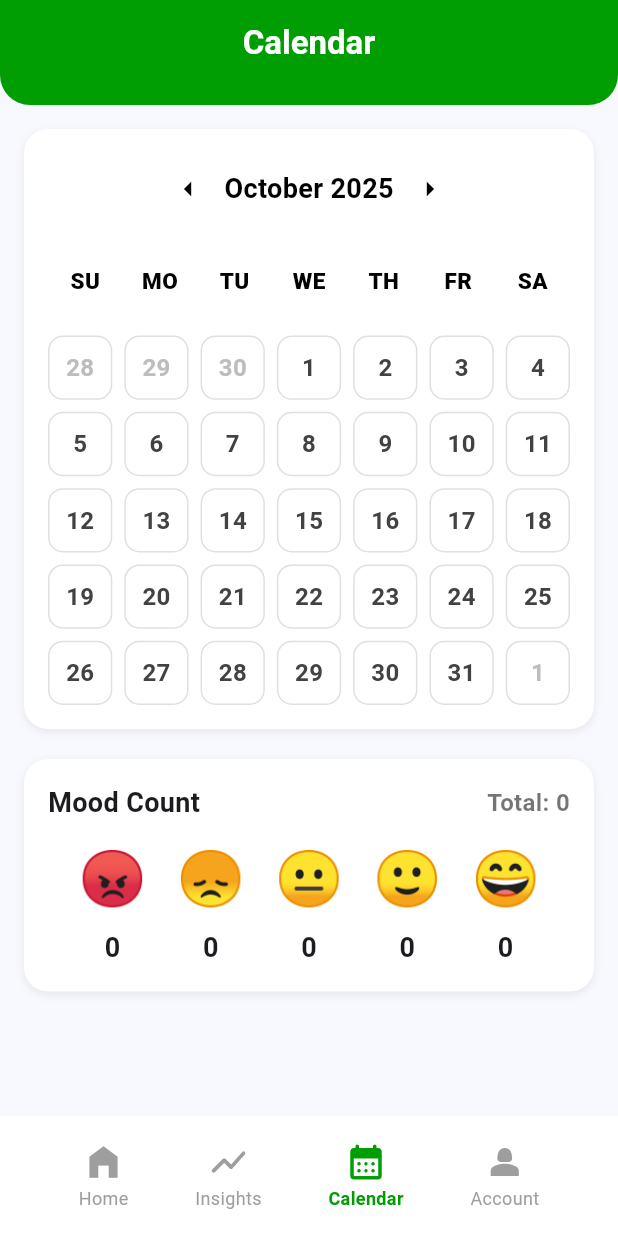
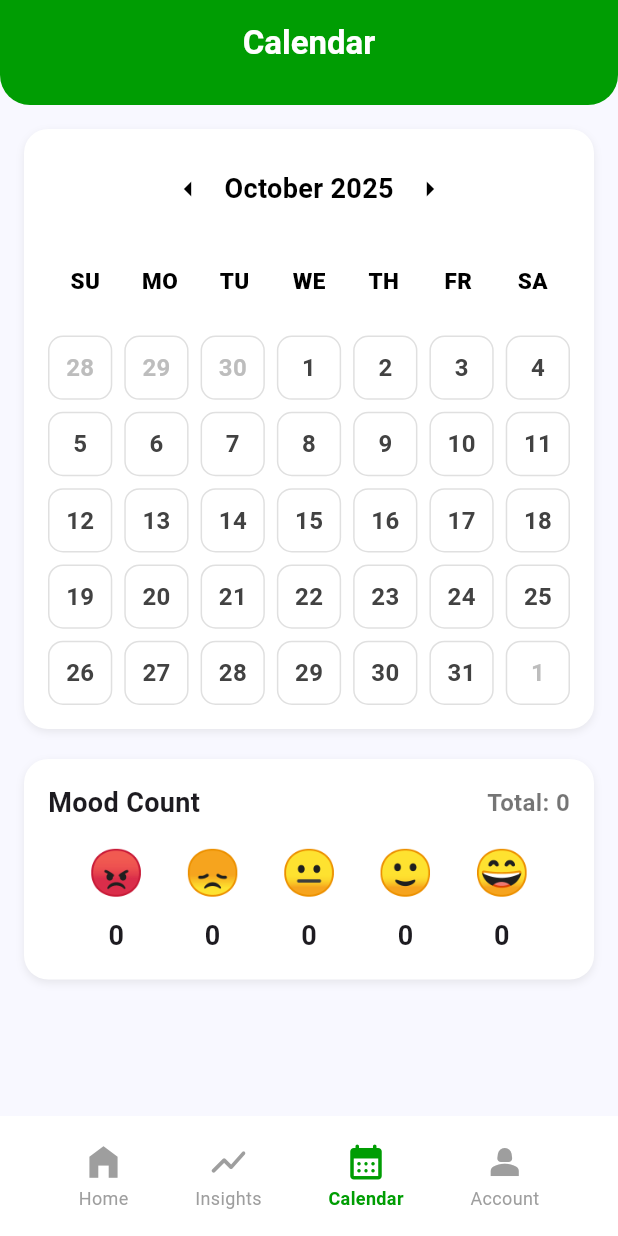
Before and after one commit to MoodCheck-Vitero/MoodCheck, a Flutter app: the screen it shows once a user with an empty profile is signed in, item 3 of the bottom bar chosen, on a phone screen of 412 x 824 dp. Run offline on Flutter 3.47's test engine with Material 3 defaults, Android fonts, the light colour scheme and no system bars; our stand-ins replace supabase_flutter; accounts and stored records are empty.

Commit message:
Update calendar_screen.dart

```diff
--- a/lib/screens/calendar_screen.dart
+++ b/lib/screens/calendar_screen.dart
@@ -219,7 +219,7 @@ class _CalendarScreenState extends State<CalendarScreen> {
 
                         return Column(
                           children: [
-                            Text(emoji, style: const TextStyle(fontSize: 36)),
+                            Text(emoji, style: const TextStyle(fontSize: 30)),
                             const SizedBox(height: 8),
                             Text(count.toString(),
                                 style: const TextStyle(
```
